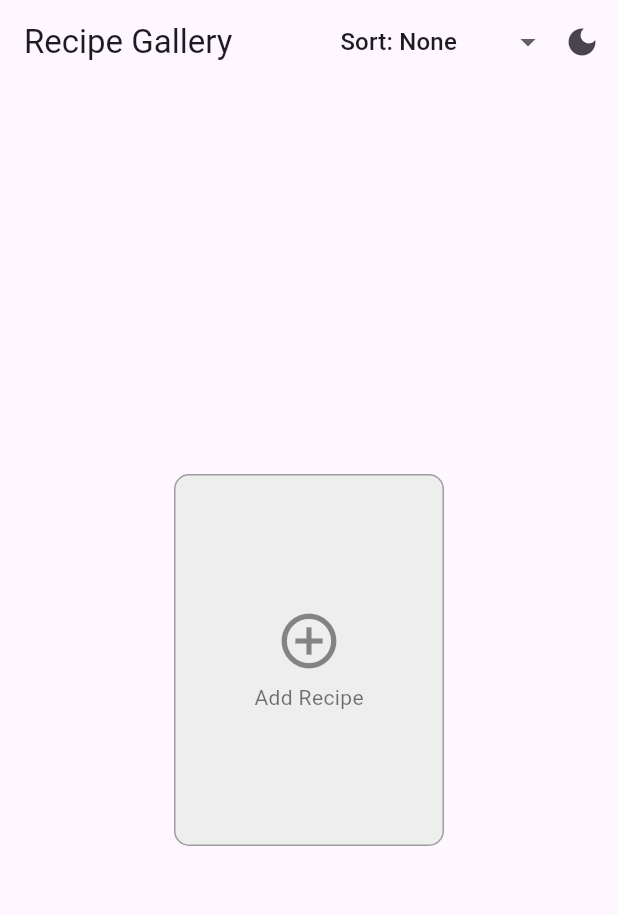
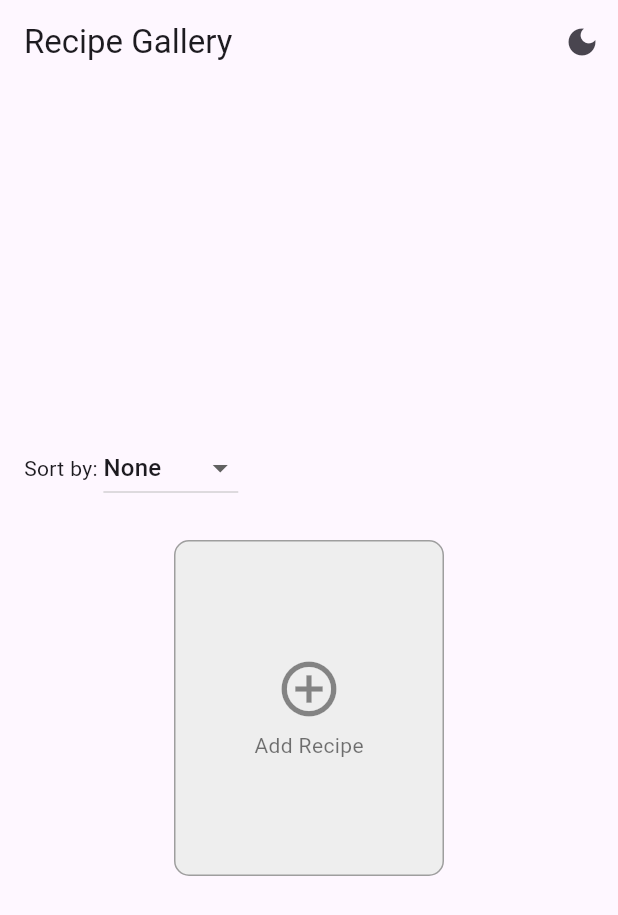
Before and after one commit to AggelosTse/Cooking-App, a Flutter app: the screen it shows after launch, on a phone screen of 412 x 824 dp. Shown: the top 915 px of the screen. Run offline on Flutter 3.47's test engine with Material 3 defaults, Android fonts, the phone set to English and light mode, and no system bars; our stand-ins replace hive, image_picker; accounts and stored records are empty.

Commit message:
made it better

```diff
--- a/lib/main.dart
+++ b/lib/main.dart
@@ -116,24 +116,6 @@ class _ImageScrollerState extends State<ImageScroller> {
       appBar: AppBar(
         title: const Text("Recipe Gallery"),
         actions: [
-          DropdownButton<String>(
-            value: sortBy,
-            underline: const SizedBox(),
-            items: ['None', 'Difficulty', 'Stars', 'Time']
-                .map((value) => DropdownMenuItem<String>(
-                      value: value,
-                      child: Padding(
-                        padding: const EdgeInsets.symmetric(horizontal: 8.0),
-                        child: Text("Sort: $value"),
-                      ),
-                    ))
-                .toList(),
-            onChanged: (value) {
-              setState(() {
-                sortBy = value!;
-              });
-            },
-          ),
           IconButton(
             tooltip: 'Toggle Theme',
             icon: AnimatedSwitcher(
@@ -164,10 +146,31 @@ class _ImageScrollerState extends State<ImageScroller> {
       ),
       body: Center(
         child: SizedBox(
-          height: 280,
+          height: 320,
           child: Column(
-            mainAxisAlignment: MainAxisAlignment.center,
             children: [
+              Padding(
+                padding: const EdgeInsets.symmetric(horizontal: 16.0, vertical: 8),
+                child: Row(
+                  children: [
+                    const Text("Sort by: "),
+                    DropdownButton<String>(
+                      value: sortBy,
+                      items: ['None', 'Difficulty', 'Stars', 'Time']
+                          .map((value) => DropdownMenuItem<String>(
+                                value: value,
+                                child: Text(value),
+                              ))
+                          .toList(),
+                      onChanged: (value) {
+                        setState(() {
+                          sortBy = value!;
+                        });
+                      },
+                    ),
+                  ],
+                ),
+              ),
               Expanded(
                 child: ListView.builder(
                   scrollDirection: Axis.horizontal,
@@ -232,7 +235,7 @@ class _ImageScrollerState extends State<ImageScroller> {
                                   style: const TextStyle(
                                       fontSize: 16,
                                       fontWeight: FontWeight.bold)),
-                              Text('Time: ${recipe.time}',
+                              Text("Time: ${recipe.time}'",
                                   style: const TextStyle(
                                       fontSize: 14, color: Colors.grey)),
                               Text('Difficulty: ${recipe.difficultyLevel}',
@@ -338,7 +341,7 @@ class RecipeDetailPage extends StatelessWidget {
             ),
             const SizedBox(height: 8),
             Text(
-              'Time: ${recipe.time}',
+              "Time: ${recipe.time}'",
               style: const TextStyle(fontSize: 16, color: Colors.grey),
             ),
             const SizedBox(height: 8),
```
